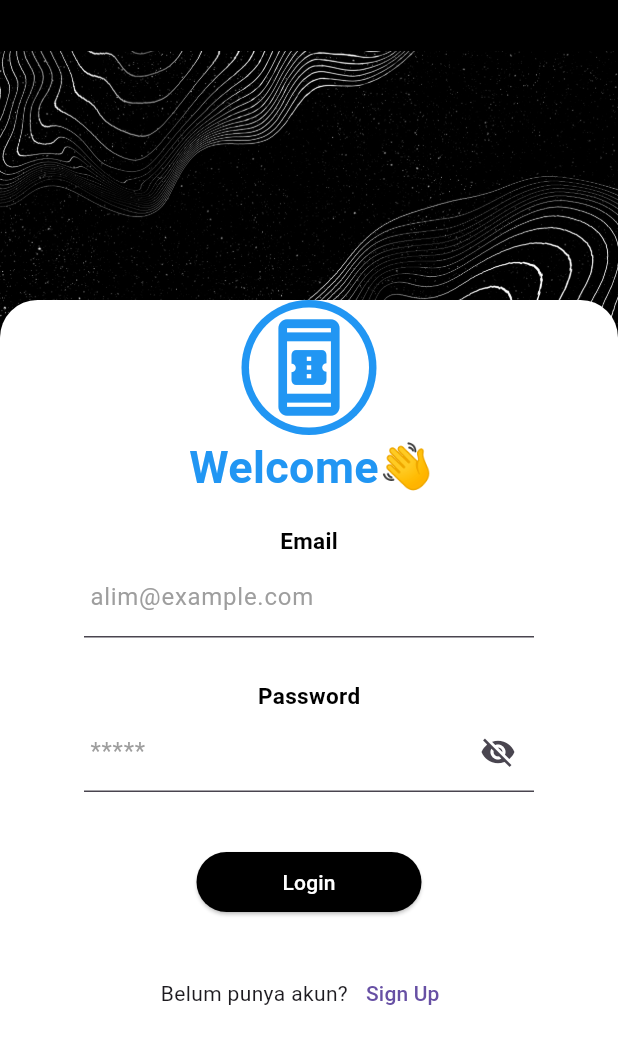
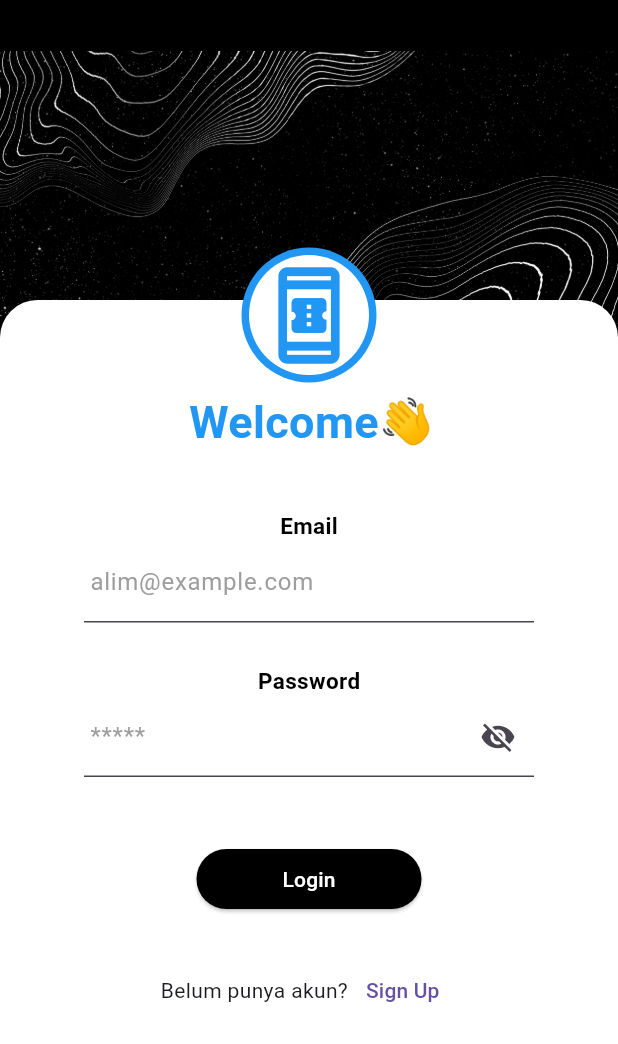
Before and after one commit to adrielsihombing8-eng/sosial_app, a Flutter app: the screen it shows after launch, on a phone screen of 412 x 824 dp. Shown: the top 1044 px of the screen. Run offline on Flutter 3.47's test engine with Material 3 defaults, Android fonts, the phone set to English and light mode, and no system bars; our stand-ins replace get, jwt_decoder, shared_preferences, visibility_detector.

Commit message:
"sedikit masalah saat login melalui laptop"

```diff
--- a/FRONTEND/sosial_app/lib/app/views/auth/loginScreen.dart
+++ b/FRONTEND/sosial_app/lib/app/views/auth/loginScreen.dart
@@ -66,7 +66,7 @@ class _LoginscreenState extends State<Loginscreen> {
           ),
 
           Positioned(
-            top: 200,
+            top: 165,
             left: MediaQuery.of(context).size.width / 2 - 45,
             child: Container(
               height: 90,
@@ -80,7 +80,7 @@ class _LoginscreenState extends State<Loginscreen> {
           ),
 
           Positioned(
-            top: 205,
+            top: 170,
             left: MediaQuery.of(context).size.width / 2 - 40,
             child: Container(
               height: 80,
@@ -99,7 +99,7 @@ class _LoginscreenState extends State<Loginscreen> {
           ),
 
           Positioned(
-            top: 290,
+            top: 260,
             left: MediaQuery.of(context).size.width / 2 - 80,
             child: Container(
               height: 100,
@@ -117,7 +117,7 @@ class _LoginscreenState extends State<Loginscreen> {
           ),
 
           Positioned(
-            top: 280,
+            top: 270,
             left: MediaQuery.of(context).size.width / 2 - 150,
             bottom: 10,
             child: SingleChildScrollView(
@@ -224,6 +224,21 @@ class _LoginscreenState extends State<Loginscreen> {
                           ),
                         ),
                       ),
+                      SizedBox(height: 8),
+                      Obx(
+                        () => controller.passwordMessage.value.isNotEmpty
+                            ? Padding(
+                                padding: EdgeInsets.only(bottom: 8),
+                                child: Text(
+                                  controller.emailMessage.value,
+                                  style: TextStyle(
+                                    color: Colors.red,
+                                    fontSize: 13,
+                                  ),
+                                ),
+                              )
+                            : SizedBox.shrink(),
+                      ),
                       SizedBox(height: 40),
                       Container(
                         width: 150,
```
Also changed, not shown: FRONTEND/sosial_app/lib/app/controller/login_controller.dart (+10 -2 lines), 1 other file.
